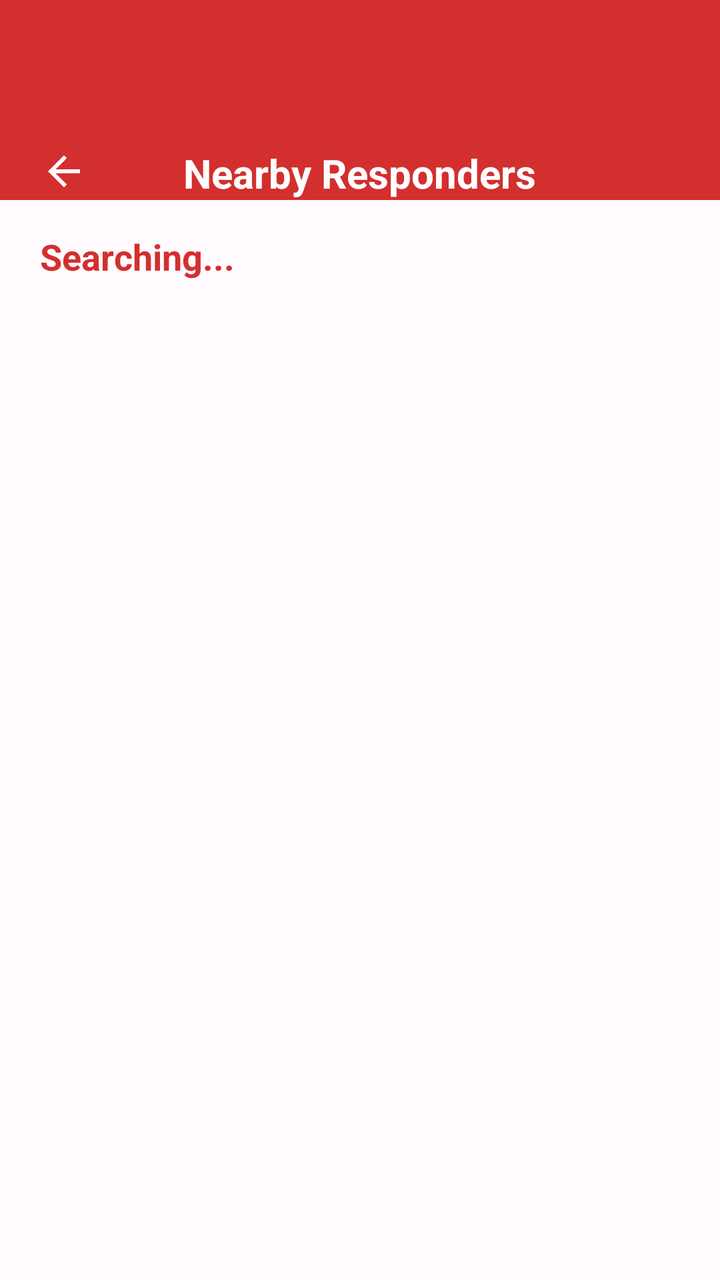
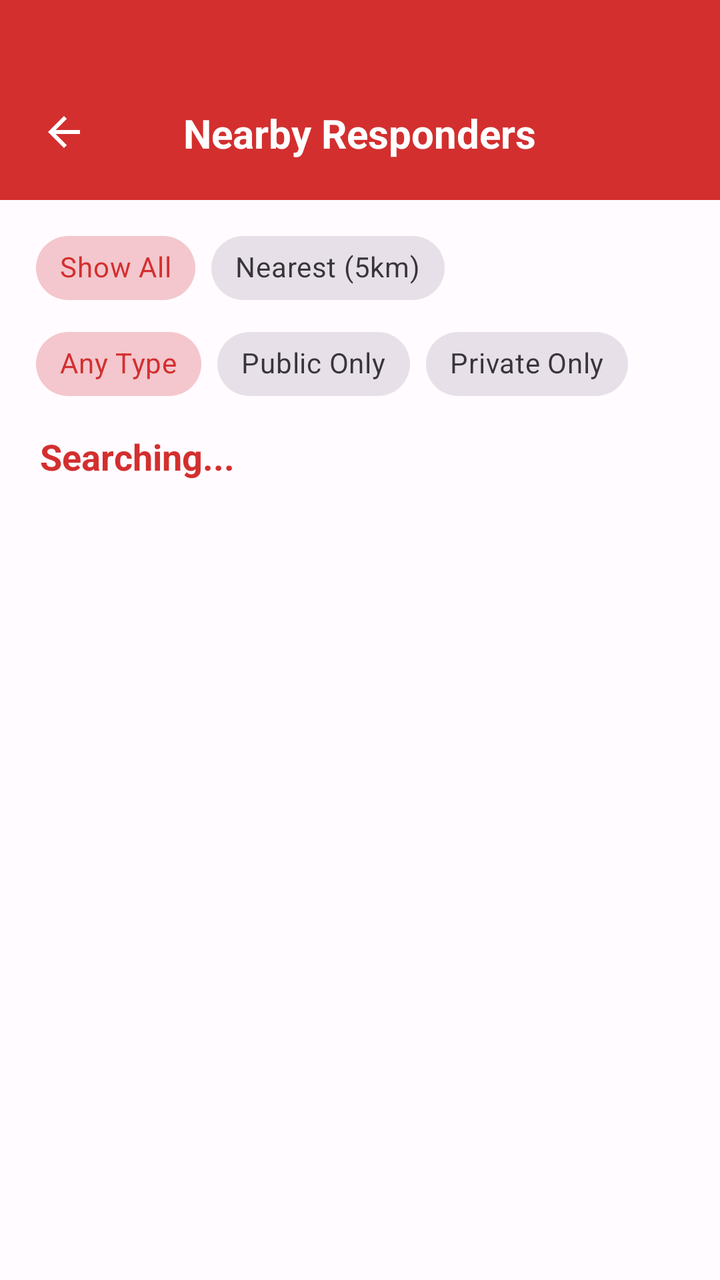

Screens rendered from an Android XML layout before and after an edit, with the pre-edit source and the edit as a unified diff.
<!-- AndroidManifest.xml: application theme Theme.JERAPP -->
<!-- res/layout/activity_department_list.xml -->
<?xml version="1.0" encoding="utf-8"?>
<LinearLayout xmlns:android="http://schemas.android.com/apk/res/android"
    xmlns:app="http://schemas.android.com/apk/res-auto"
    android:layout_width="match_parent"
    android:layout_height="match_parent"
    android:orientation="vertical"
    android:background="@color/background">

    <RelativeLayout
        android:layout_width="match_parent"
        android:layout_height="100dp"
        android:fitsSystemWindows="true"
        android:background="@color/primary">

        <ImageButton
            android:id="@+id/btnBack"
            android:layout_width="48dp"
            android:layout_height="48dp"
            android:layout_alignParentBottom="true"
            android:layout_marginBottom="-10dp"
            android:layout_marginStart="8dp"
            android:background="?attr/selectableItemBackgroundBorderless"
            android:src="@drawable/ic_back"
            app:tint="@color/white" />

        <TextView
            android:layout_width="wrap_content"
            android:layout_height="wrap_content"
            android:layout_centerHorizontal="true"
            android:layout_alignParentBottom="true"
            android:text="Nearby Responders"
            android:textColor="@color/white"
            android:textSize="20sp"
            android:textStyle="bold" />
    </RelativeLayout>

    <TextView
        android:id="@+id/statusText"
        android:layout_width="match_parent"
        android:layout_height="wrap_content"
        android:text="Searching..."
        android:textSize="18sp"
        android:layout_marginTop="16dp"
        android:layout_marginBottom="16dp"
        android:textColor="@color/primary"
        android:paddingHorizontal="20dp"
        android:textStyle="bold"/>

    <androidx.recyclerview.widget.RecyclerView
        android:id="@+id/deptRecyclerView"
        android:layout_width="match_parent"
        android:layout_height="match_parent"
        android:paddingHorizontal="20dp"
        android:clipToPadding="false"/>

</LinearLayout>
<!-- resources referenced by this layout -->
<resources>
  <color name="background">#FFFBFF</color>
  <color name="primary">#D32F2F</color>
  <color name="white">#FFFFFF</color>
  <!-- drawable ic_back (drawable) -->
  <vector
      xmlns:android="http://schemas.android.com/apk/res/android"
      android:autoMirrored="true"
      android:height="24dp"
      android:tint="#FFFFFF"
      android:viewportHeight="24"
      android:viewportWidth="24"
      android:width="24dp">
        
      <path
          android:fillColor="@android:color/white"
          android:pathData="M20,11H7.83l5.59,-5.59L12,4l-8,8 8,8 1.41,-1.41L7.83,13H20v-2z"/>
      
  </vector>
  <style name="Theme.JERAPP" parent="Theme.Material3.DayNight.NoActionBar">
          
          <item name="colorPrimary">@color/primary</item>
          <item name="android:statusBarColor">@color/primary</item>
  
          
          <item name="android:windowLightStatusBar">false</item>
  
          
          <item name="android:navigationBarColor">@color/background</item>
          <item name="android:windowLightNavigationBar">true</item>
      </style>
</resources>

<!-- the commit's change to res/layout/activity_department_list.xml (unified diff, before → after) -->
@@ -17,7 +17,7 @@
             android:layout_width="48dp"
             android:layout_height="48dp"
             android:layout_alignParentBottom="true"
-            android:layout_marginBottom="-10dp"
+            android:layout_marginBottom="10dp"
             android:layout_marginStart="8dp"
             android:background="?attr/selectableItemBackgroundBorderless"
             android:src="@drawable/ic_back"
@@ -28,11 +28,67 @@
             android:layout_height="wrap_content"
             android:layout_centerHorizontal="true"
             android:layout_alignParentBottom="true"
+            android:layout_marginBottom="20dp"
             android:text="Nearby Responders"
             android:textColor="@color/white"
             android:textSize="20sp"
             android:textStyle="bold" />
     </RelativeLayout>
+
+    <com.google.android.material.chip.ChipGroup
+        android:id="@+id/scopeFilterGroup"
+        android:layout_width="match_parent"
+        android:layout_height="wrap_content"
+        android:paddingHorizontal="18dp"
+        android:paddingTop="10dp"
+        app:singleSelection="true"
+        app:selectionRequired="true">
+
+        <com.google.android.material.chip.Chip
+            android:id="@+id/chipAllScope"
+            style="@style/Widget.MaterialComponents.Chip.Choice"
+            android:layout_width="wrap_content"
+            android:layout_height="wrap_content"
+            android:text="Show All"
+            android:checked="true"/>
+
+        <com.google.android.material.chip.Chip
+            android:id="@+id/chipNearestScope"
+            style="@style/Widget.MaterialComponents.Chip.Choice"
+            android:layout_width="wrap_content"
+            android:layout_height="wrap_content"
+            android:text="Nearest (5km)"/>
+    </com.google.android.material.chip.ChipGroup>
+
+    <com.google.android.material.chip.ChipGroup
+        android:id="@+id/categoryFilterGroup"
+        android:layout_width="match_parent"
+        android:layout_height="wrap_content"
+        android:paddingHorizontal="18dp"
+        app:singleSelection="true">
+
+        <com.google.android.material.chip.Chip
+            android:id="@+id/chipAll"
+            style="@style/Widget.MaterialComponents.Chip.Choice"
+            android:layout_width="wrap_content"
+            android:layout_height="wrap_content"
+            android:text="Any Type"
+            android:checked="true"/>
+
+        <com.google.android.material.chip.Chip
+            android:id="@+id/chipPublic"
+            style="@style/Widget.MaterialComponents.Chip.Choice"
+            android:layout_width="wrap_content"
+            android:layout_height="wrap_content"
+            android:text="Public Only"/>
+
+        <com.google.android.material.chip.Chip
+            android:id="@+id/chipPrivate"
+            style="@style/Widget.MaterialComponents.Chip.Choice"
+            android:layout_width="wrap_content"
+            android:layout_height="wrap_content"
+            android:text="Private Only"/>
+    </com.google.android.material.chip.ChipGroup>
 
     <TextView
         android:id="@+id/statusText"
@@ -40,8 +96,8 @@
         android:layout_height="wrap_content"
         android:text="Searching..."
         android:textSize="18sp"
-        android:layout_marginTop="16dp"
-        android:layout_marginBottom="16dp"
+        android:layout_marginTop="10dp"
+        android:layout_marginBottom="10dp"
         android:textColor="@color/primary"
         android:paddingHorizontal="20dp"
         android:textStyle="bold"/>
@@ -50,7 +106,7 @@
         android:id="@+id/deptRecyclerView"
         android:layout_width="match_parent"
         android:layout_height="match_parent"
-        android:paddingHorizontal="20dp"
+        android:paddingHorizontal="8dp"
         android:clipToPadding="false"/>
 
 </LinearLayout>
